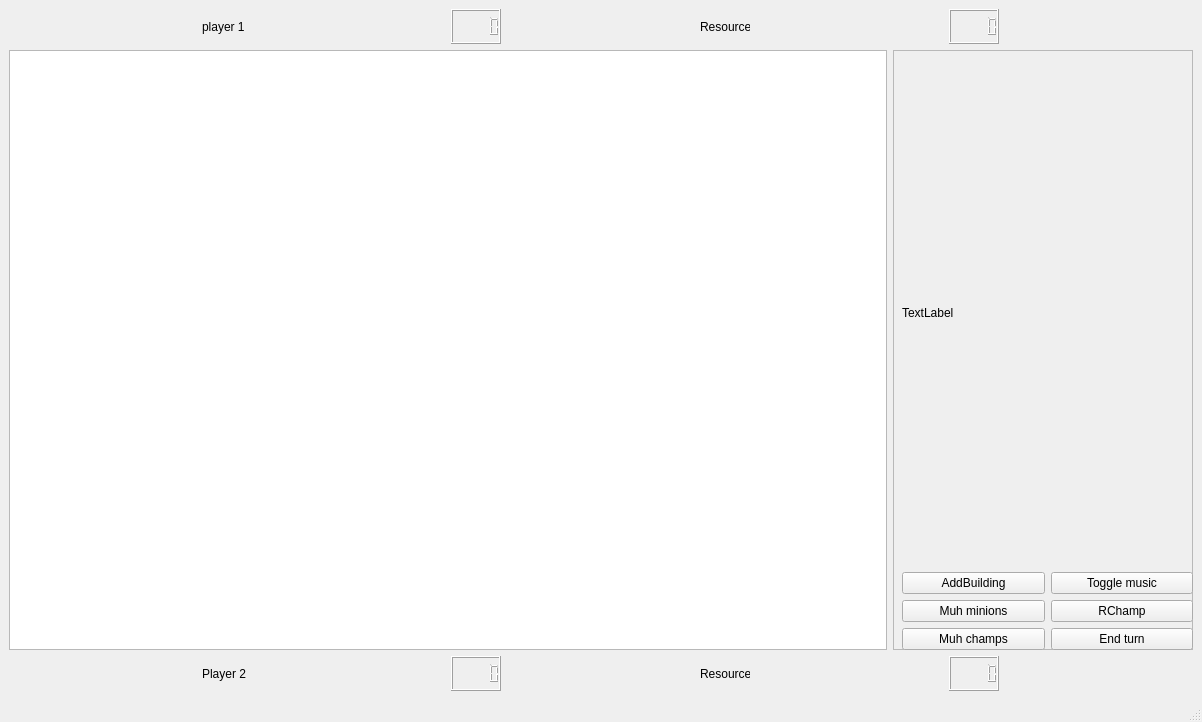
Old version of the form Game/mapwindow.ui in the repository Kujanenj/ohjelmointi3.
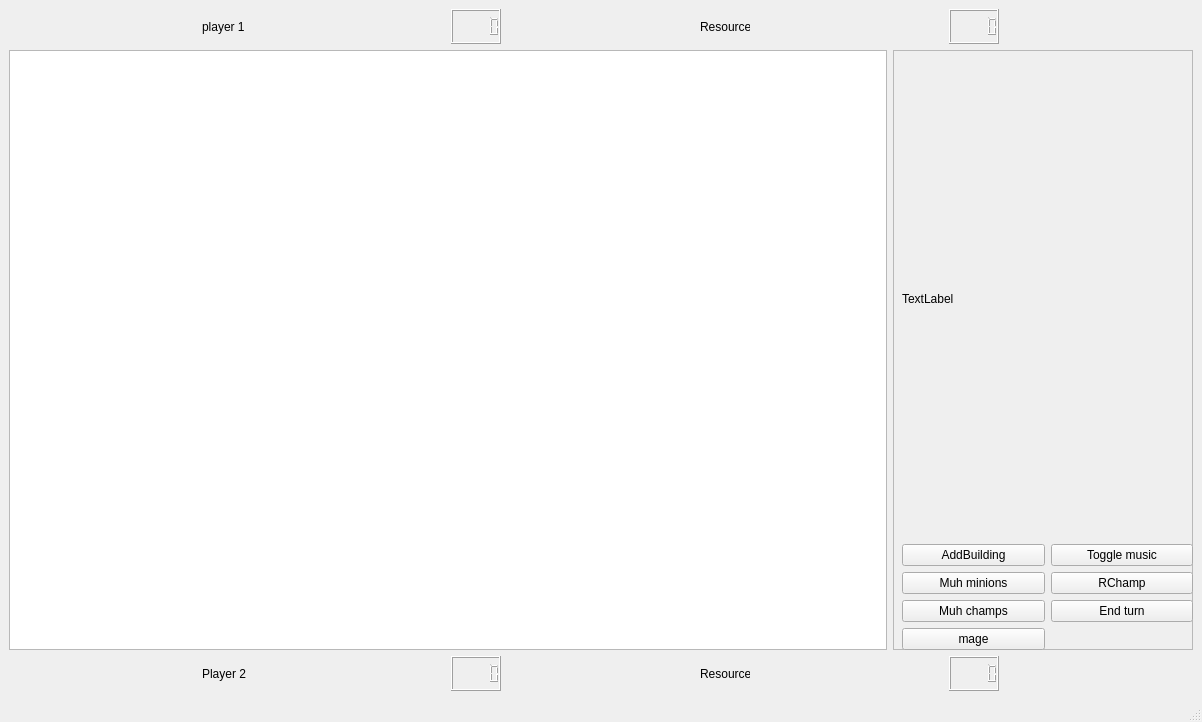
New version of the form.

Commit message: Added a mage with aoe attack

Diff of the .ui file:
```diff
--- a/Game/mapwindow.ui
+++ b/Game/mapwindow.ui
@@ -218,6 +218,13 @@
               </property>
              </widget>
             </item>
+            <item row="3" column="0">
+             <widget class="QPushButton" name="mageButton">
+              <property name="text">
+               <string>mage</string>
+              </property>
+             </widget>
+            </item>
            </layout>
           </item>
          </layout>
```
The commit also changes 9 other files.
